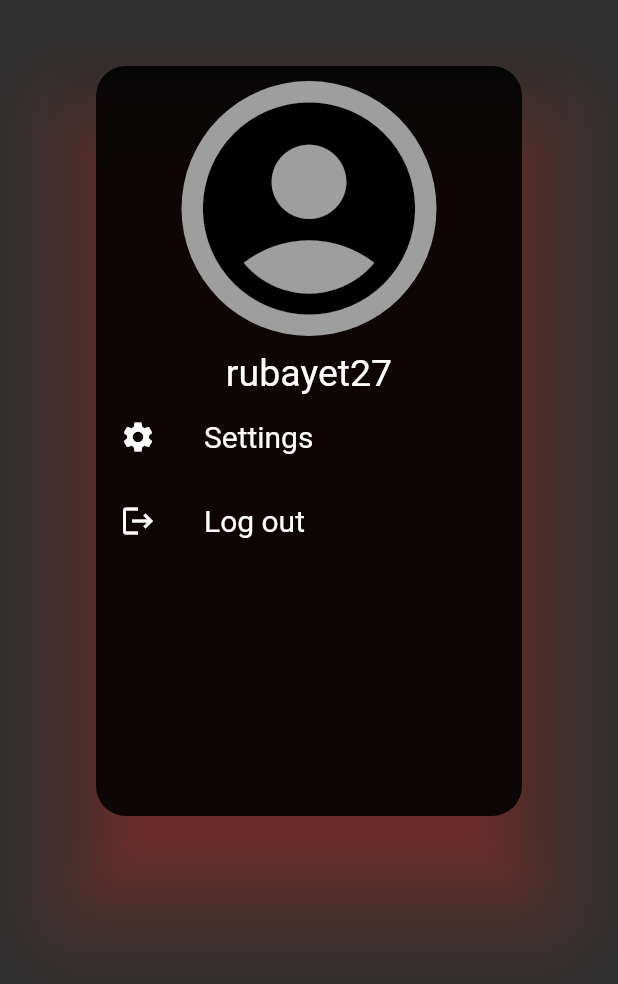
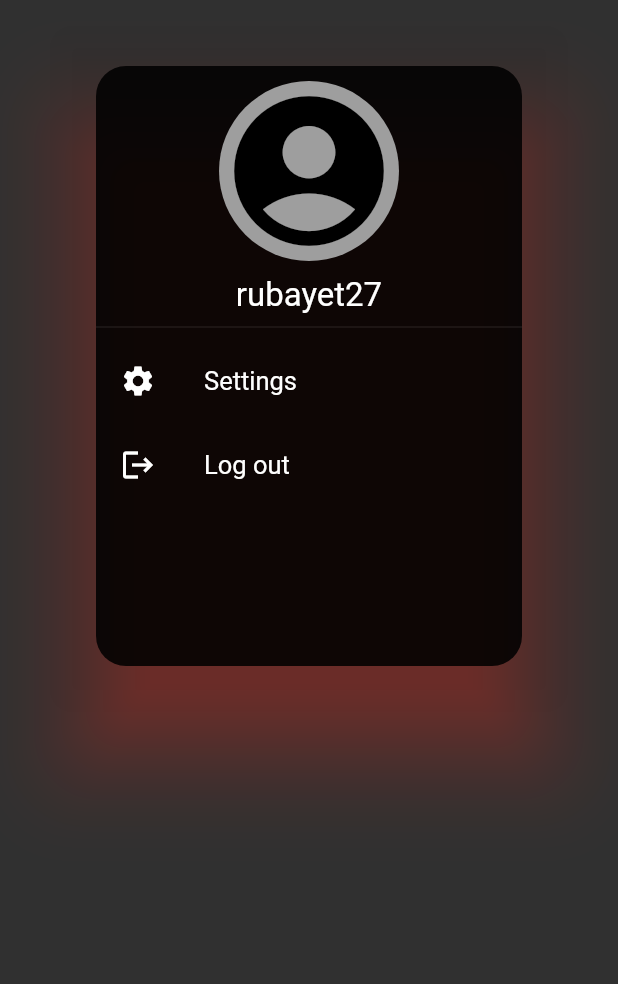
Before and after one commit to rubayet27/responsive_flytube, a Flutter app: the AccountCenter widget shown alone on an empty page, opened directly, on a phone screen of 412 x 824 dp. Shown: the top 984 px of the screen. Run offline on Flutter 3.47's test engine with Material 2 defaults, Android fonts, the phone set to English and light mode, and no system bars.

Commit message:
Notification Center and Account center

```diff
--- a/lib/Layouts/notification_account.dart
+++ b/lib/Layouts/notification_account.dart
@@ -13,6 +13,42 @@ class NotificationCenter extends StatelessWidget {
           borderRadius: BorderRadius.circular(20),
           color: Colors.black87,
         ),
+        child: Column(
+          children: [
+            Container(
+              padding: const EdgeInsets.only(left: 20, top: 20),
+              alignment: Alignment.topLeft,
+              decoration: const BoxDecoration(
+                borderRadius: BorderRadius.only(
+                  topLeft: Radius.circular(20),
+                  topRight: Radius.circular(20),
+                ),
+              ),
+              child: const Text(
+                "Notifications",
+                style: TextStyle(fontSize: 18),
+              ),
+            ),
+            const Divider(),
+            Expanded(
+              child: Container(
+                decoration: const BoxDecoration(
+                    borderRadius: BorderRadius.only(
+                        bottomLeft: Radius.circular(20),
+                        bottomRight: Radius.circular(20))),
+                padding: const EdgeInsets.only(bottom: 14),
+                child: ListView.builder(
+                  itemCount: 30,
+                  itemBuilder: (context, index) {
+                    return ListTile(
+                      title: Text("$index"),
+                    );
+                  },
+                ),
+              ),
+            ),
+          ],
+        ),
       ),
     );
   }
@@ -25,8 +61,8 @@ class AccountCenter extends StatelessWidget {
       shadowColor: Colors.red,
       alignment: Alignment.topRight,
       content: Container(
-        width: 350,
-        height: 500,
+        width: 300,
+        height: 400,
         decoration: BoxDecoration(
           borderRadius: BorderRadius.circular(20),
           color: Colors.black87,
@@ -35,15 +71,15 @@ class AccountCenter extends StatelessWidget {
           children: [
             Container(
               margin: EdgeInsets.only(top: 10),
-              height: 170,
-              width: 170,
+              height: 120,
+              width: 120,
               decoration: const BoxDecoration(
                 shape: BoxShape.circle,
                 color: Colors.grey,
               ),
               child: const Icon(
                 Icons.account_circle,
-                size: 170,
+                size: 120,
                 color: Colors.black,
               ),
             ),
@@ -54,24 +90,27 @@ class AccountCenter extends StatelessWidget {
                   padding: EdgeInsets.only(top: 10),
                   child: Text(
                     "rubayet27",
-                    style: TextStyle(fontSize: 25),
+                    style: TextStyle(fontSize: 22),
                   ),
                 ),
               ],
             ),
-            const ListTile(
-              title: Text(
+            const Divider(),
+            ListTile(
+              onTap: () {},
+              title: const Text(
                 "Settings",
-                style: TextStyle(fontSize: 20),
+                style: TextStyle(fontSize: 17),
               ),
-              leading: Icon(Icons.settings),
+              leading: const Icon(Icons.settings),
             ),
-            const ListTile(
-              title: Text(
+            ListTile(
+              onTap: () {},
+              title: const Text(
                 "Log out",
-                style: TextStyle(fontSize: 20),
+                style: TextStyle(fontSize: 17),
               ),
-              leading: Icon(Icons.logout),
+              leading: const Icon(Icons.logout),
             ),
           ],
         ),
```
